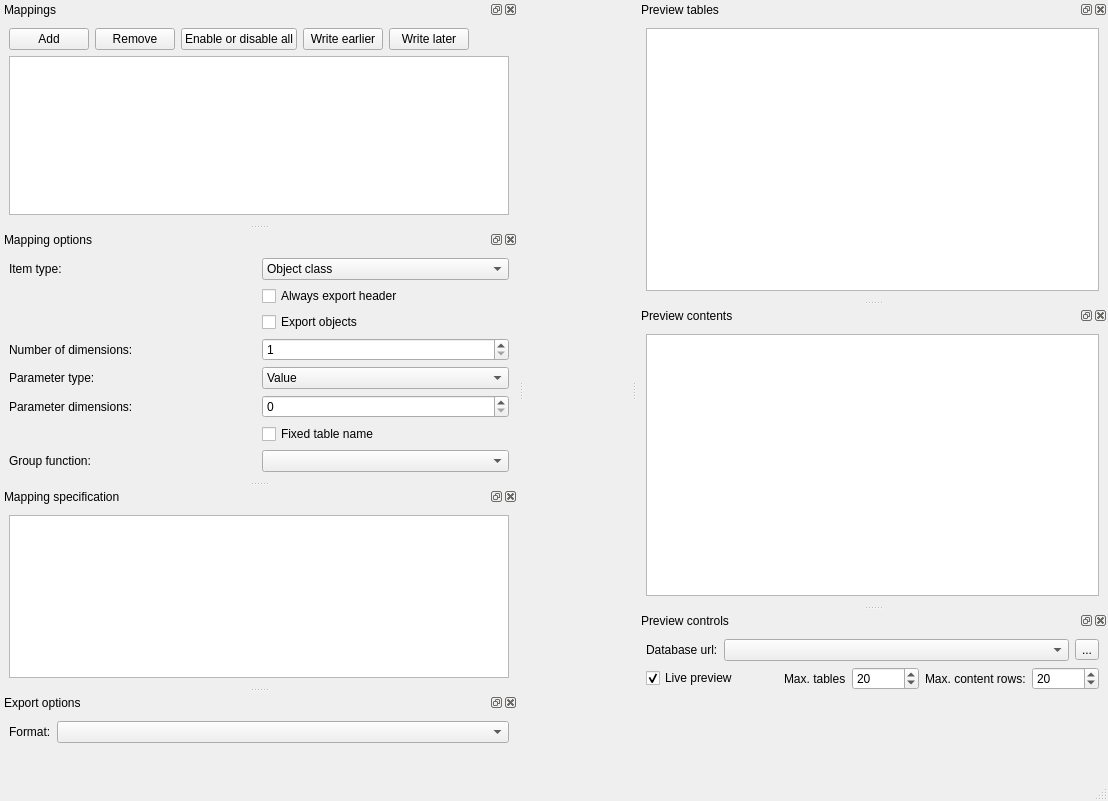
Above: spine_items/exporter/ui/specification_editor.ui from spine-tools/spine-items before the change. Below: the same form after it.
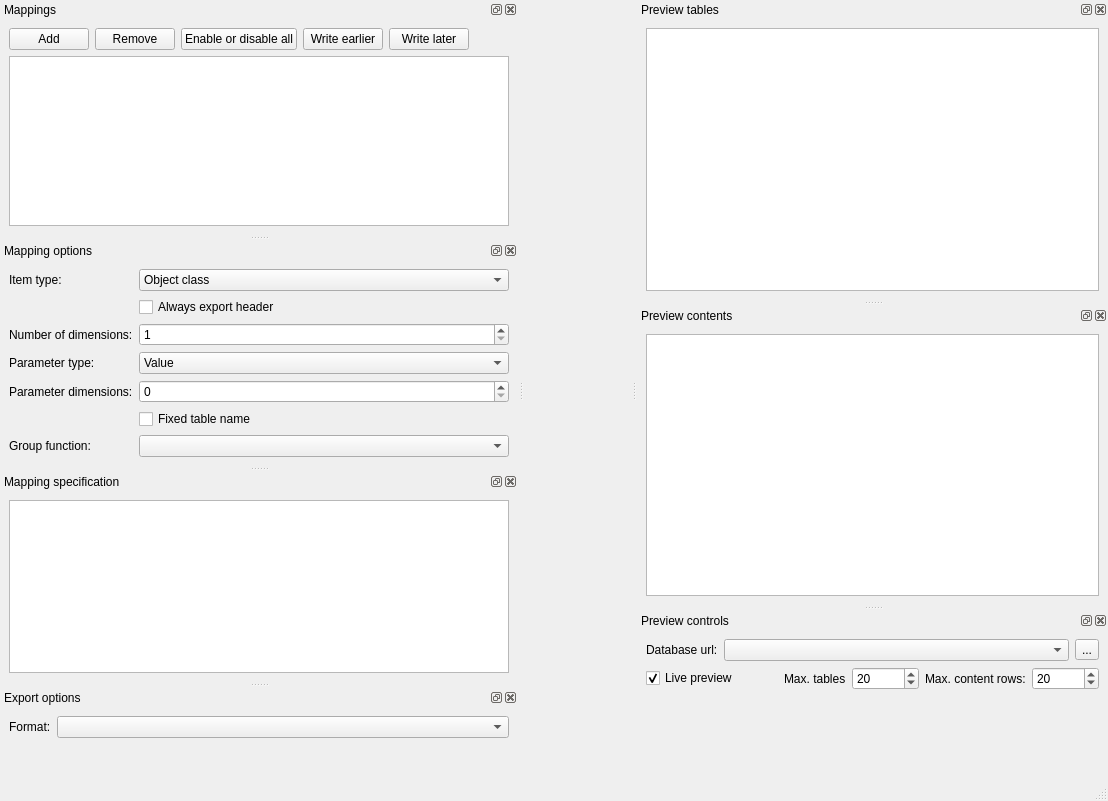
That is the form after the change. Icons and pictures are not drawn. Custom widgets are drawn as their Qt base class.

Commit message:
Remove Export objects option from Exporter
Re Spine-project/Spine-Toolbox#1358

What changed in the file:
```diff
--- a/spine_items/exporter/ui/specification_editor.ui
+++ b/spine_items/exporter/ui/specification_editor.ui
@@ -125,49 +125,13 @@
     <number>1</number>
    </attribute>
    <widget class="QWidget" name="mapping_options_contents">
-    <layout class="QGridLayout" name="gridLayout">
-     <item row="5" column="0">
-      <widget class="QLabel" name="label_10">
+    <layout class="QVBoxLayout" name="verticalLayout_7">
+     <item>
+      <layout class="QFormLayout" name="formLayout">
+       <item row="0" column="0">
+        <widget class="QLabel" name="label_4">
        <property name="text">
-        <string>Parameter dimensions:</string>
-       </property>
-      </widget>
-     </item>
-     <item row="7" column="0">
-      <widget class="QLabel" name="label_6">
-       <property name="text">
-        <string>Group function:</string>
-       </property>
-      </widget>
-     </item>
-     <item row="6" column="1">
-      <widget class="QCheckBox" name="fix_table_name_check_box">
-       <property name="text">
-        <string>Fixed table name</string>
-       </property>
-      </widget>
-     </item>
-     <item row="3" column="1">
-      <widget class="QSpinBox" name="relationship_dimensions_spin_box">
-       <property name="toolTip">
-        <string>Number of relationship dimensions.</string>
-       </property>
-       <property name="minimum">
-        <number>1</number>
-       </property>
-      </widget>
-     </item>
-     <item row="3" column="0">
-      <widget class="QLabel" name="label_8">
-       <property name="text">
-        <string>Number of dimensions:</string>
-       </property>
-      </widget>
-     </item>
-     <item row="2" column="1">
-      <widget class="QCheckBox" name="export_objects_check_box">
-       <property name="text">
-        <string>Export objects</string>
+          <string>Item type:</string>
        </property>
       </widget>
      </item>
@@ -230,21 +194,41 @@
        </item>
       </widget>
      </item>
-     <item row="7" column="1">
-      <widget class="QComboBox" name="group_fn_combo_box">
+       <item row="1" column="1">
+        <widget class="QCheckBox" name="always_export_header_check_box">
        <property name="toolTip">
-        <string>Data groping in pivot tables.</string>
-       </property>
-      </widget>
-     </item>
-     <item row="5" column="1">
-      <widget class="QSpinBox" name="parameter_dimensions_spin_box">
+          <string>Export header even when a table is otherwise empty.</string>
+         </property>
+         <property name="text">
+          <string>Always export header</string>
+         </property>
+        </widget>
+       </item>
+       <item row="2" column="0">
+        <widget class="QLabel" name="label_8">
+         <property name="text">
+          <string>Number of dimensions:</string>
+         </property>
+        </widget>
+       </item>
+       <item row="2" column="1">
+        <widget class="QSpinBox" name="relationship_dimensions_spin_box">
        <property name="toolTip">
-        <string>Maximum number of expected parameter value dimensions.</string>
-       </property>
-      </widget>
-     </item>
-     <item row="4" column="1">
+          <string>Number of relationship dimensions.</string>
+         </property>
+         <property name="minimum">
+          <number>1</number>
+         </property>
+        </widget>
+       </item>
+       <item row="3" column="0">
+        <widget class="QLabel" name="label_5">
+         <property name="text">
+          <string>Parameter type:</string>
+         </property>
+        </widget>
+       </item>
+       <item row="3" column="1">
       <widget class="QComboBox" name="parameter_type_combo_box">
        <item>
         <property name="text">
@@ -263,29 +247,55 @@
        </item>
       </widget>
      </item>
-     <item row="0" column="0">
-      <widget class="QLabel" name="label_4">
-       <property name="text">
-        <string>Item type:</string>
-       </property>
-      </widget>
-     </item>
      <item row="4" column="0">
-      <widget class="QLabel" name="label_5">
+        <widget class="QLabel" name="label_10">
        <property name="text">
-        <string>Parameter type:</string>
+          <string>Parameter dimensions:</string>
        </property>
       </widget>
      </item>
-     <item row="1" column="1">
-      <widget class="QCheckBox" name="always_export_header_check_box">
+       <item row="4" column="1">
+        <widget class="QSpinBox" name="parameter_dimensions_spin_box">
        <property name="toolTip">
-        <string>Export header even when a table is otherwise empty.</string>
-       </property>
+          <string>Maximum number of expected parameter value dimensions.</string>
+         </property>
+        </widget>
+       </item>
+       <item row="5" column="1">
+        <widget class="QCheckBox" name="fix_table_name_check_box">
        <property name="text">
-        <string>Always export header</string>
-       </property>
-      </widget>
+          <string>Fixed table name</string>
+         </property>
+        </widget>
+       </item>
+       <item row="6" column="0">
+        <widget class="QLabel" name="label_6">
+         <property name="text">
+          <string>Group function:</string>
+         </property>
+        </widget>
+       </item>
+       <item row="6" column="1">
+        <widget class="QComboBox" name="group_fn_combo_box">
+         <property name="toolTip">
+          <string>Data groping in pivot tables.</string>
+         </property>
+        </widget>
+       </item>
+      </layout>
+     </item>
+     <item>
+      <spacer name="verticalSpacer_3">
+       <property name="orientation">
+        <enum>Qt::Vertical</enum>
+       </property>
+       <property name="sizeHint" stdset="0">
+        <size>
+         <width>20</width>
+         <height>12</height>
+        </size>
+       </property>
+      </spacer>
      </item>
     </layout>
    </widget>
```
Lines whose indentation alone changed are shown as unchanged. The commit also changes 7 other files.
